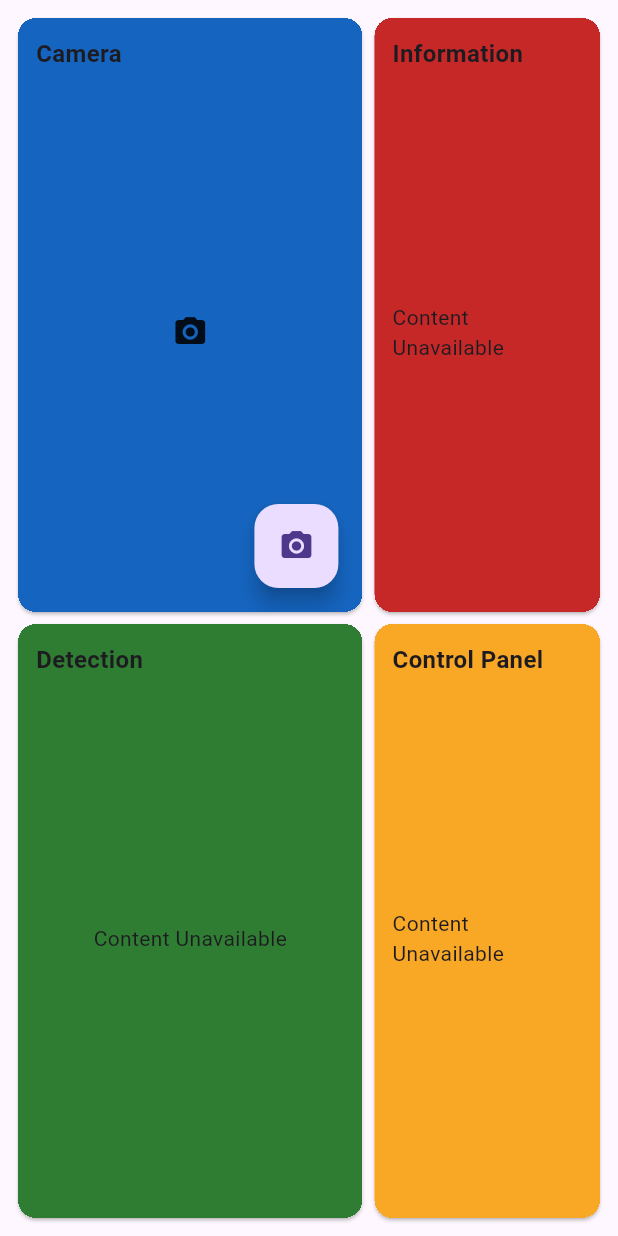
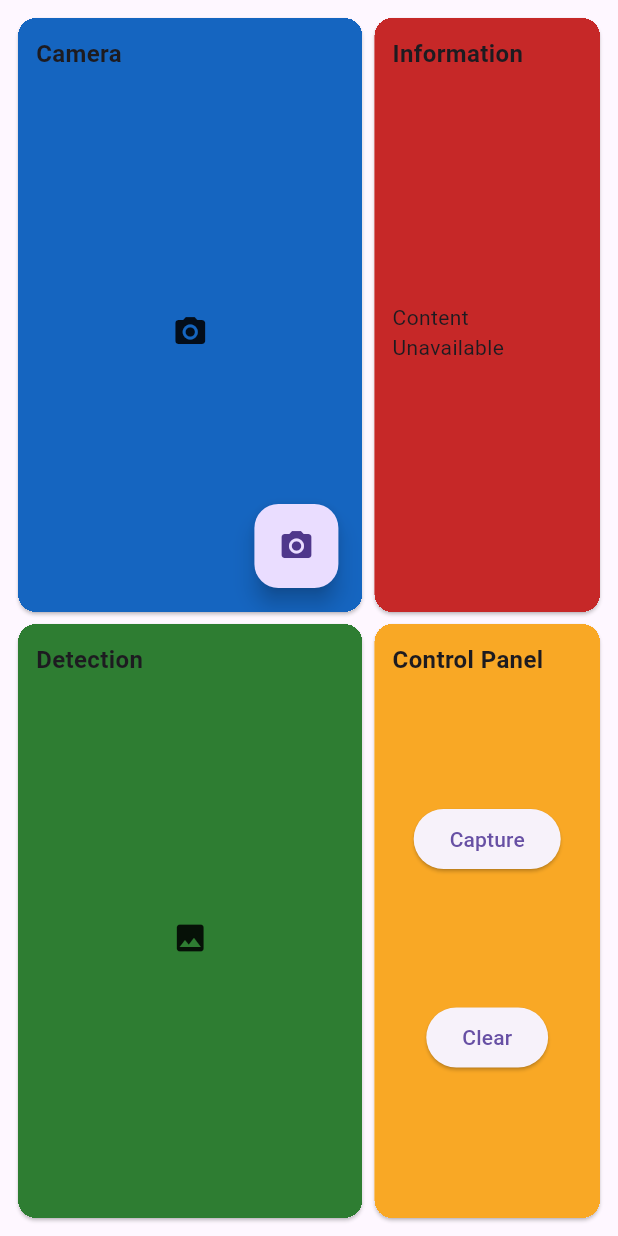
Before and after one commit to zkwokleung/surgical-counting-frontend, a Flutter app: the screen it shows after launch, on a phone screen of 412 x 824 dp. Run offline on Flutter 3.47's test engine with Material 3 defaults, Android fonts, the phone set to English and light mode, and no system bars; our stand-ins replace camera; generated files the repository leaves out were written again.

Commit message:
feat: image capture

```diff
--- a/lib/src/localization/app_en.arb
+++ b/lib/src/localization/app_en.arb
@@ -13,6 +13,18 @@
   },
   "results": "Results",
   "@results": {
+    "description": ""
+  },
+  "capture": "Capture",
+  "@capture": {
+    "description": ""
+  },
+  "cancel": "Cancel",
+  "@cancel": {
+    "description": ""
+  },
+  "clear": "Clear",
+  "@clear": {
     "description": ""
   },
   "contentUnavailable": "Content Unavailable",
--- a/lib/src/screens/detection_screen.dart
+++ b/lib/src/screens/detection_screen.dart
@@ -1,4 +1,7 @@
+import 'dart:io';
+
 import 'package:camera/camera.dart';
+import 'package:flutter/foundation.dart';
 import 'package:flutter/material.dart';
 import 'package:surgical_counting/src/widgets/camera.dart';
 import 'package:surgical_counting/src/widgets/dash_card.dart';
@@ -19,8 +22,40 @@ class DetectionScreen extends StatefulWidget {
 }
 
 class _DetectionScreenState extends State<DetectionScreen> {
-  // Camera on and off
+  // Cameras
   bool isCameraOn = false;
+  late CameraController _cameraController;
+  late Future<void> _initializeCameraControllerFuture;
+
+  // Image
+  XFile? imageFile;
+
+  void toggleCamera() async {
+    setState(() {
+      isCameraOn = !isCameraOn;
+    });
+  }
+
+  Future<XFile?> captureImage() async {
+    try {
+      await _initializeCameraControllerFuture;
+
+      return await _cameraController.takePicture();
+    } catch (e) {
+      return null;
+    }
+  }
+
+  @override
+  void initState() {
+    super.initState();
+    _cameraController = CameraController(
+      widget.camera,
+      ResolutionPreset.medium,
+    );
+
+    _initializeCameraControllerFuture = _cameraController.initialize();
+  }
 
   @override
   Widget build(BuildContext context) {
@@ -42,12 +77,7 @@ class _DetectionScreenState extends State<DetectionScreen> {
                       title: AppLocalizations.of(context)!.camera,
                       backgroundColor: Colors.blue[800],
                       floatingActionButton: FloatingActionButton(
-                        onPressed: () async {
-                          // Toggle the camera on and off
-                          setState(() {
-                            isCameraOn = !isCameraOn;
-                          });
-                        },
+                        onPressed: toggleCamera,
                         child: const Icon(Icons.camera_alt),
                       ),
                       child: isCameraOn
@@ -59,9 +89,13 @@ class _DetectionScreenState extends State<DetectionScreen> {
                     child: DashCard(
                       title: AppLocalizations.of(context)!.detection,
                       backgroundColor: Colors.green[800],
-                      child: Text(
-                        AppLocalizations.of(context)!.contentUnavailable,
-                      ),
+                      child: imageFile != null
+                          ? (kIsWeb)
+                              ? Image.network(imageFile!.path)
+                              : Image.file(
+                                  File(imageFile!.path),
+                                )
+                          : const Icon(Icons.image),
                     ),
                   ),
                 ],
@@ -87,8 +121,29 @@ class _DetectionScreenState extends State<DetectionScreen> {
                     child: DashCard(
                       title: AppLocalizations.of(context)!.controlPanel,
                       backgroundColor: Colors.yellow[800],
-                      child: Text(
-                        AppLocalizations.of(context)!.contentUnavailable,
+                      child: Column(
+                        mainAxisAlignment: MainAxisAlignment.spaceEvenly,
+                        children: <Widget>[
+                          ElevatedButton(
+                            onPressed: () async {
+                              final XFile? file = await captureImage();
+                              setState(
+                                () {
+                                  imageFile = file;
+                                },
+                              );
+                            },
+                            child: Text(AppLocalizations.of(context)!.capture),
+                          ),
+                          ElevatedButton(
+                            onPressed: () {
+                              setState(() {
+                                imageFile = null;
+                              });
+                            },
+                            child: Text(AppLocalizations.of(context)!.clear),
+                          ),
+                        ],
                       ),
                     ),
                   ),
```
